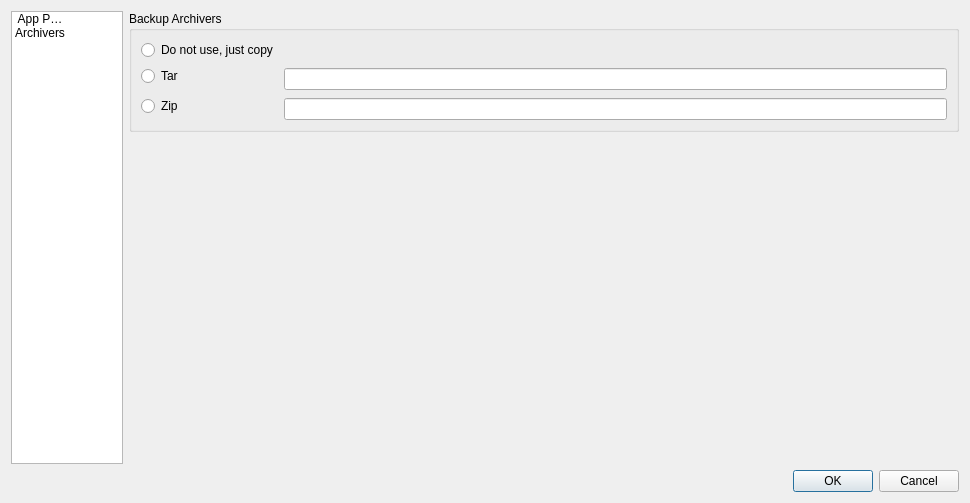
This is configdialog.ui in darthtenebrus/linion as Qt 5 draws it before an edit. The edited form follows.
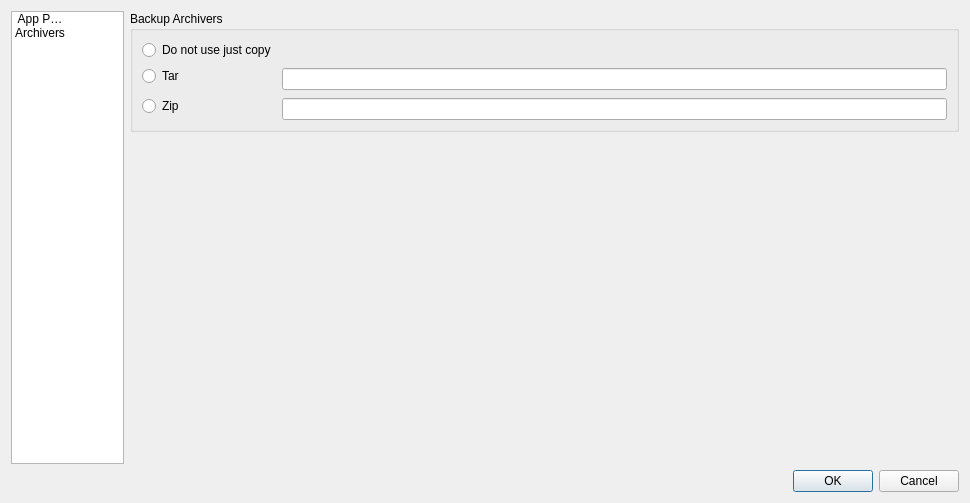
This is the edited form. The open tabs and pages were chosen to show the change. Icons and pictures are not drawn.

Diff of the .ui file:
```diff
--- a/configdialog.ui
+++ b/configdialog.ui
@@ -51,13 +51,19 @@
        </property>
        <property name="maximumSize">
         <size>
-         <width>112</width>
+         <width>113</width>
          <height>16777215</height>
         </size>
        </property>
        <property name="mouseTracking">
         <bool>true</bool>
        </property>
+       <property name="verticalScrollBarPolicy">
+        <enum>Qt::ScrollBarAlwaysOff</enum>
+       </property>
+       <property name="horizontalScrollBarPolicy">
+        <enum>Qt::ScrollBarAlwaysOff</enum>
+       </property>
        <property name="editTriggers">
         <set>QAbstractItemView::NoEditTriggers</set>
        </property>
@@ -250,7 +256,7 @@
             <item row="0" column="0">
              <widget class="QRadioButton" name="doNotUse">
               <property name="text">
-               <string>Do not use, just copy</string>
+               <string>Do not use just copy</string>
               </property>
              </widget>
             </item>
```
Left out of the diff: 5 changed lines with no effect on the pictures.
